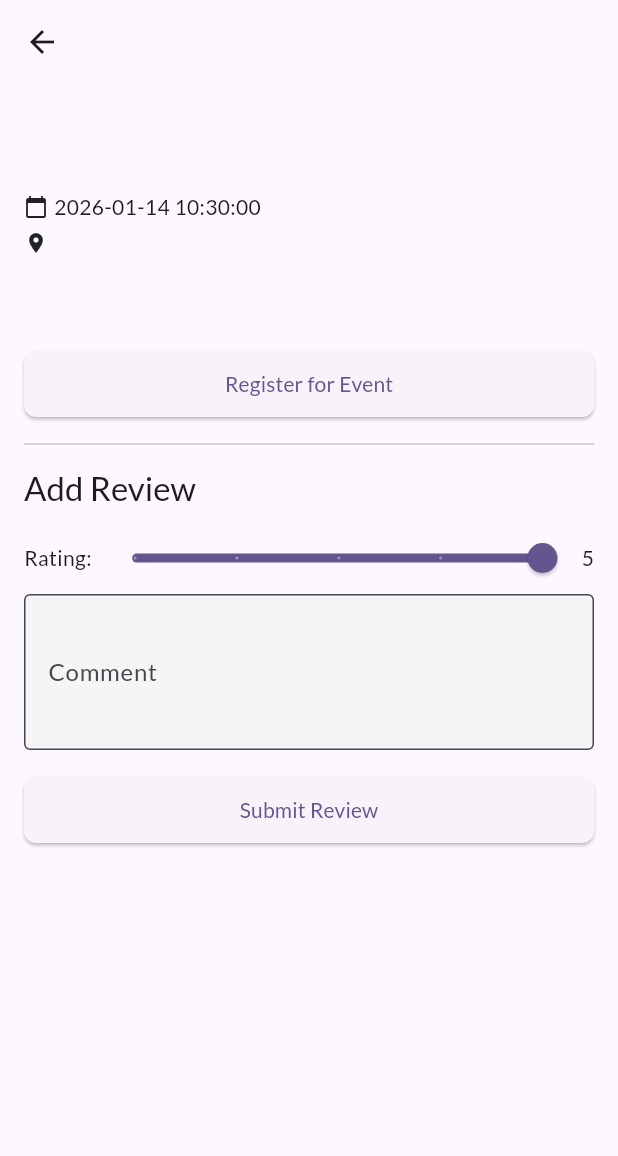
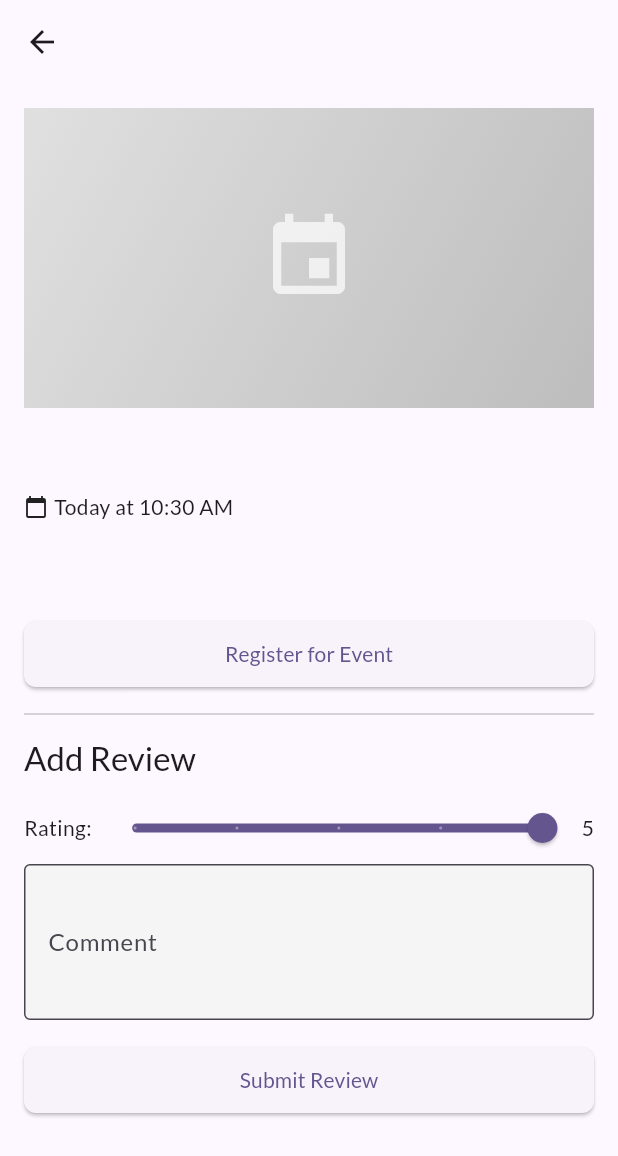
Before and after one commit to omerahat/evente-ios, a Flutter app: the EventDetailScreen screen opened directly with empty values, on a phone screen of 412 x 824 dp. Shown: the top 1156 px of the screen. Run offline on Flutter 3.47's test engine with Material 3 defaults, Android fonts, the light colour scheme and no system bars; our stand-ins replace dio, flutter_secure_storage, google_fonts; accounts and stored records are empty.

Commit message:
feat: Add Flutter mobile app for event discovery
- Implement user authentication with JWT token-based auth
- Add event browsing and registration functionality
- Create event detail and list screens with Material Design 3
- Integrate with backend API for events, registrations, and reviews
- Add state management with Provider pattern
- Configure secure token storage with flutter_secure_storage
- Set up API service layer with Dio HTTP client

```diff
--- a/lib/models/event.dart
+++ b/lib/models/event.dart
@@ -4,7 +4,7 @@ class Event {
   final String description;
   final DateTime date;
   final String location;
-  final String? imageUrl;
+  final String? bannerImageUrl;
   final int categoryId;
 
   Event({
@@ -13,7 +13,7 @@ class Event {
     required this.description,
     required this.date,
     required this.location,
-    this.imageUrl,
+    this.bannerImageUrl,
     required this.categoryId,
   });
 
@@ -22,9 +22,11 @@ class Event {
       id: json['id']?.toString() ?? '',
       title: json['title'] ?? '',
       description: json['description'] ?? '',
-      date: DateTime.parse(json['date'] ?? DateTime.now().toIso8601String()),
-      location: json['location'] ?? '',
-      imageUrl: json['imageUrl'],
+      date: json['eventTime'] != null
+          ? DateTime.parse(json['eventTime'])
+          : DateTime.now(),
+      location: json['locationName'] ?? '',
+      bannerImageUrl: json['bannerImageUrl'],
       categoryId: json['categoryId'] ?? 0,
     );
   }
--- a/lib/screens/event_detail_screen.dart
+++ b/lib/screens/event_detail_screen.dart
@@ -1,8 +1,10 @@
 import 'package:flutter/material.dart';
 import 'package:provider/provider.dart';
+import 'package:intl/intl.dart';
 import '../models/event.dart';
 import '../providers/auth_provider.dart';
 import '../providers/event_provider.dart';
+import '../core/api_constants.dart';
 
 class EventDetailScreen extends StatefulWidget {
   final Event event;
@@ -17,6 +19,28 @@ class _EventDetailScreenState extends State<EventDetailScreen> {
   double _rating = 5;
   bool _isRegistering = false;
   bool _isSubmittingReview = false;
+
+  String _formatDateTime(DateTime date) {
+    final now = DateTime.now();
+    final today = DateTime(now.year, now.month, now.day);
+    final tomorrow = today.add(const Duration(days: 1));
+    final eventDate = DateTime(date.year, date.month, date.day);
+
+    // Format time
+    final timeFormat = DateFormat('h:mm a');
+    final timeStr = timeFormat.format(date);
+
+    // Check if it's today or tomorrow
+    if (eventDate == today) {
+      return 'Today at $timeStr';
+    } else if (eventDate == tomorrow) {
+      return 'Tomorrow at $timeStr';
+    } else {
+      // For other dates, show "January 15, 2026 at 2:30 PM"
+      final dateFormat = DateFormat('MMMM d, y');
+      return '${dateFormat.format(date)} at $timeStr';
+    }
+  }
 
   Future<void> _register() async {
     setState(() => _isRegistering = true);
@@ -87,15 +111,39 @@ class _EventDetailScreenState extends State<EventDetailScreen> {
         child: Column(
           crossAxisAlignment: CrossAxisAlignment.start,
           children: [
-            // In a real app, we'd use Image.network with errorBuilder
-            if (widget.event.imageUrl != null && widget.event.imageUrl!.isNotEmpty)
-              Image.network(
-                widget.event.imageUrl!,
+            // Banner image or placeholder
+            widget.event.bannerImageUrl != null && widget.event.bannerImageUrl!.isNotEmpty
+                ? Image.network(
+                    '${ApiConstants.baseUrl}${widget.event.bannerImageUrl}',
                     height: 200,
                     width: double.infinity,
                     fit: BoxFit.cover,
-                errorBuilder: (context, error, stackTrace) =>
-                  const SizedBox(height: 200, child: Center(child: Icon(Icons.broken_image, size: 50))),
+                    errorBuilder: (context, error, stackTrace) => Container(
+                      height: 200,
+                      width: double.infinity,
+                      decoration: BoxDecoration(
+                        gradient: LinearGradient(
+                          colors: [Colors.grey[300]!, Colors.grey[400]!],
+                          begin: Alignment.topLeft,
+                          end: Alignment.bottomRight,
+                        ),
+                      ),
+                      child: const Center(child: Icon(Icons.broken_image, size: 50, color: Colors.white70)),
+                    ),
+                  )
+                : Container(
+                    height: 200,
+                    width: double.infinity,
+                    decoration: BoxDecoration(
+                      gradient: LinearGradient(
+                        colors: [Colors.grey[300]!, Colors.grey[400]!],
+                        begin: Alignment.topLeft,
+                        end: Alignment.bottomRight,
+                      ),
+                    ),
+                    child: const Center(
+                      child: Icon(Icons.event, size: 64, color: Colors.white70),
+                    ),
                   ),
             const SizedBox(height: 16),
             Text(widget.event.title, style: Theme.of(context).textTheme.headlineSmall),
@@ -104,15 +152,22 @@ class _EventDetailScreenState extends State<EventDetailScreen> {
               children: [
                 const Icon(Icons.calendar_today, size: 16),
                 const SizedBox(width: 4),
-                Text(widget.event.date.toLocal().toString().split('.')[0]),
+                Text(_formatDateTime(widget.event.date.toLocal())),
               ],
             ),
             const SizedBox(height: 4),
+            if (widget.event.location.trim().isNotEmpty)
               Row(
                 children: [
                   const Icon(Icons.location_on, size: 16),
                   const SizedBox(width: 4),
-                Text(widget.event.location),
+                  Expanded(
+                    child: Text(
+                      widget.event.location,
+                      maxLines: 2,
+                      overflow: TextOverflow.ellipsis,
+                    ),
+                  ),
                 ],
               ),
             const SizedBox(height: 16),
--- a/pubspec.yaml
+++ b/pubspec.yaml
@@ -38,6 +38,7 @@ dependencies:
   provider: ^6.1.5+1
   flutter_secure_storage: ^9.2.4
   google_fonts: ^6.3.2
+  intl: ^0.19.0
 
 dev_dependencies:
   flutter_test:
```
Also changed, not shown: lib/screens/event_list_screen.dart (+3 -13 lines), lib/widgets/event_card_widget.dart (added, +149 -0 lines), pubspec.lock. Lines whose indentation alone changed are shown as unchanged.
